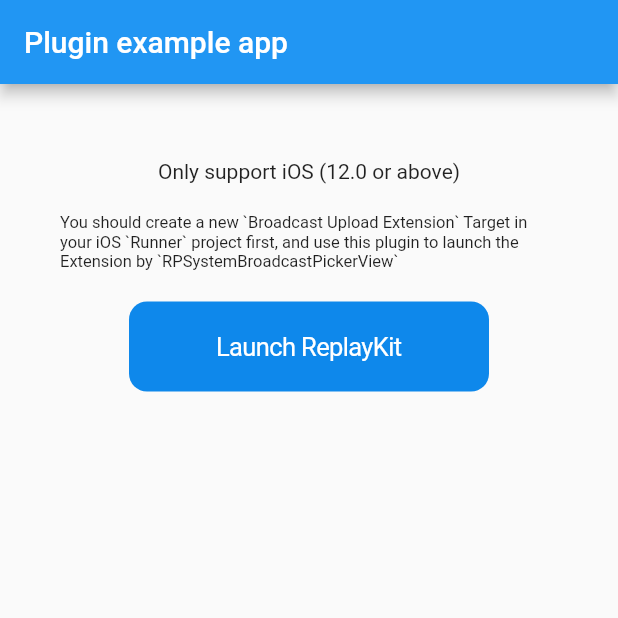
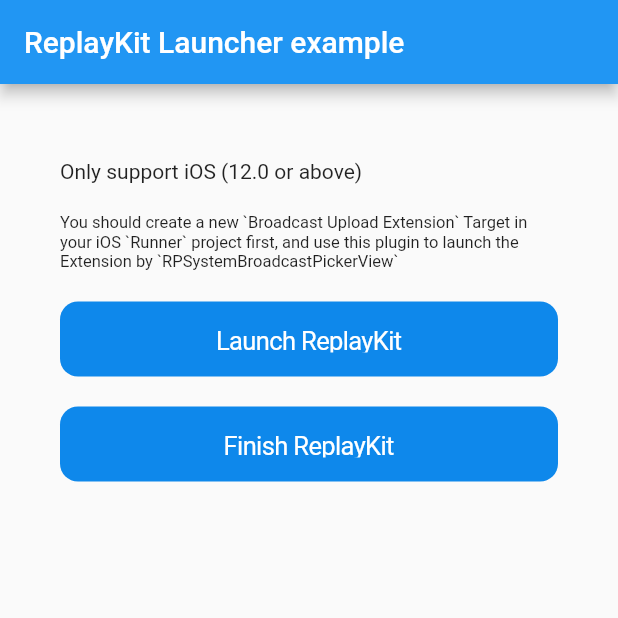
Before and after one commit to patrick-fu/flutter_replay_kit_launcher, a Flutter app: the screen it shows after launch, on a phone screen of 412 x 824 dp, the top half of it. Run offline on Flutter 3.47's test engine with Material 2 defaults, Android fonts, the phone set to English and light mode, and no system bars.

Commit message:
feat: Update example app for demonstrate `finishReplayKitBroadcast` function

```diff
--- a/example/lib/main.dart
+++ b/example/lib/main.dart
@@ -1,8 +1,6 @@
 import 'package:flutter/material.dart';
 import 'package:flutter/cupertino.dart';
-import 'dart:async';
 
-import 'package:flutter/services.dart';
 import 'package:replay_kit_launcher/replay_kit_launcher.dart';
 
 void main() {
@@ -26,17 +24,22 @@ class _MyAppState extends State<MyApp> {
     ReplayKitLauncher.launchReplayKitBroadcast('BroadcastDemoExtension');
   }
 
+  void finish() {
+    // Please fill in the CFNotification name in your project
+    ReplayKitLauncher.finishReplayKitBroadcast('ZGFinishBroadcastUploadExtensionProcessNotification');
+  }
+
   @override
   Widget build(BuildContext context) {
     return MaterialApp(
       home: Scaffold(
         appBar: AppBar(
-          title: const Text('Plugin example app'),
+          title: const Text('ReplayKit Launcher example'),
         ),
         body: Center(
           child: Container(
             padding: const EdgeInsets.symmetric(horizontal: 40.0),
-            child: Column(
+            child: ListView(
               children: [
                 Padding(padding: const EdgeInsets.only(top: 50.0)),
                 Text('Only support iOS (12.0 or above)'),
@@ -55,7 +58,7 @@ class _MyAppState extends State<MyApp> {
                     color: Color(0xff0e88eb),
                   ),
                   width: 240.0,
-                  height: 60.0,
+                  height: 50.0,
                   child: CupertinoButton(
                     child: Text('Launch ReplayKit',
                       style: TextStyle(
@@ -63,6 +66,24 @@ class _MyAppState extends State<MyApp> {
                       ),
                     ),
                     onPressed: launch,
+                  ),
+                ),
+                Padding(padding: const EdgeInsets.only(top: 20.0)),
+                Container(
+                  padding: const EdgeInsets.all(0.0),
+                  decoration: BoxDecoration(
+                    borderRadius: BorderRadius.circular(12.0),
+                    color: Color(0xff0e88eb),
+                  ),
+                  width: 240.0,
+                  height: 50.0,
+                  child: CupertinoButton(
+                    child: Text('Finish ReplayKit',
+                      style: TextStyle(
+                        color: Colors.white
+                      ),
+                    ),
+                    onPressed: finish,
                   ),
                 )
               ],
```
Also changed, not shown: 7 other files.
